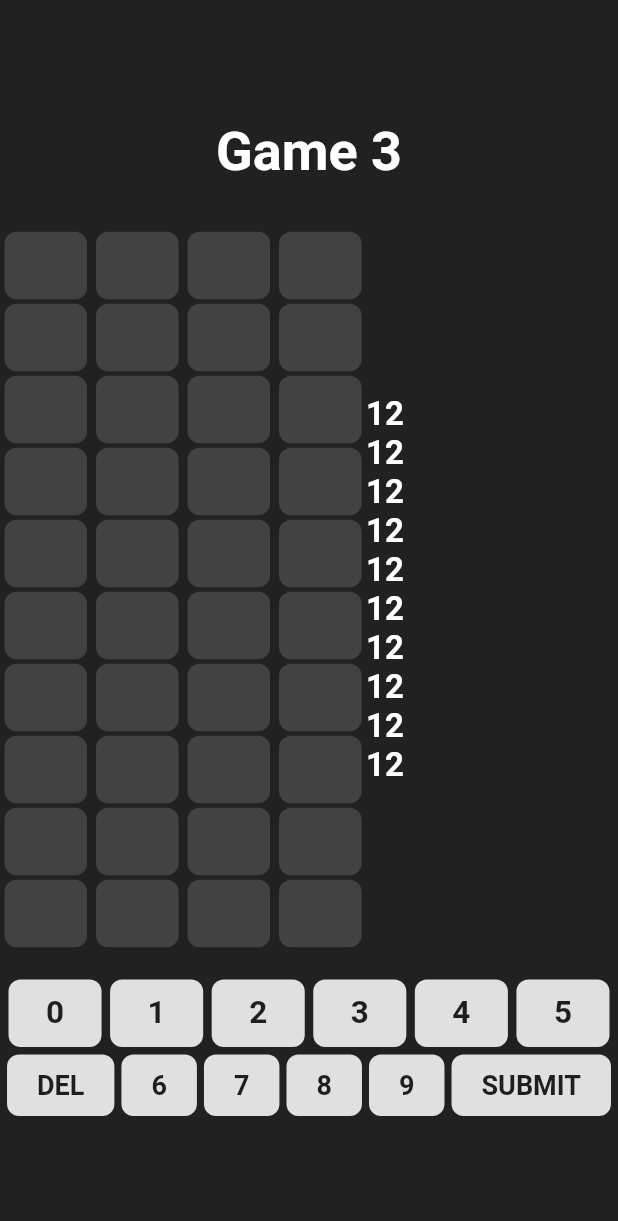
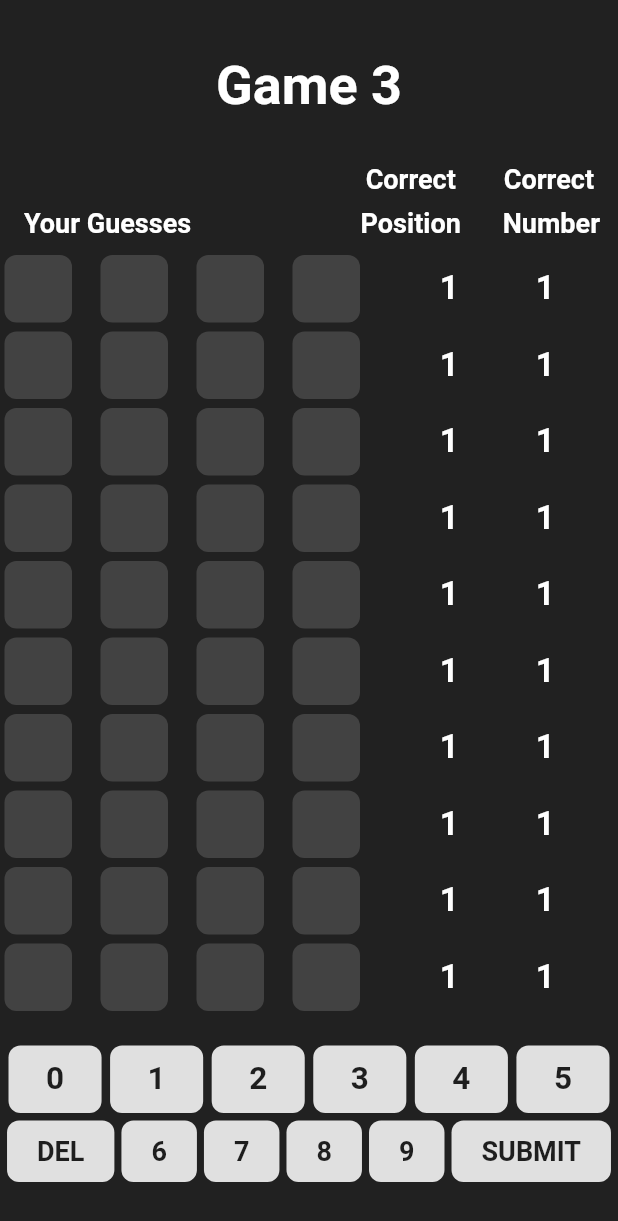
Before and after one commit to LenciCruz/NumeroWhiz, a Flutter app: the Game3Screen screen opened directly, on a phone screen of 412 x 824 dp. Shown: the top 1221 px of the screen. Run offline on Flutter 3.47's test engine with Material 2 defaults, Android fonts, the light colour scheme and no system bars.

```diff
--- a/lib/widgets/game3_board.dart
+++ b/lib/widgets/game3_board.dart
@@ -1,4 +1,3 @@
-import 'package:flutter/cupertino.dart';
 import 'package:flutter/material.dart';
 import '../utils/game3_provider.dart';
 
@@ -13,12 +12,132 @@ class Game3Board extends StatefulWidget {
 class _GameBoardState extends State<Game3Board> {
   @override
   Widget build(BuildContext context) {
-    createRow(){
-      return const Row(
+    return Column(
+      crossAxisAlignment: CrossAxisAlignment.start,
+      children: [
+        Row(
+          mainAxisAlignment: MainAxisAlignment.end,
+          children: [
+            Container(
+              padding: const EdgeInsets.symmetric(horizontal: 16.0, vertical: 0.0),
+              //margin: EdgeInsets.fromLTRB(35, 0, 0, 0),
+              child: const Text(
+                "Correct",
+                style: TextStyle(
+                  fontSize: 18,
+                  fontWeight: FontWeight.bold,
+                  color: Colors.white,
+                ),
+              ),
+            ),
+            Container(
+              padding: const EdgeInsets.symmetric(horizontal: 16.0, vertical: 0.0),
+              //margin: EdgeInsets.fromLTRB(35, 0, 0, 0),
+              child: const Text(
+                "Correct",
+                style: TextStyle(
+                  fontSize: 18,
+                  fontWeight: FontWeight.bold,
+                  color: Colors.white,
+                ),
+              ),
+            ),
+          ],
+        ),
+
+        Row(
+          mainAxisAlignment: MainAxisAlignment.center,
+          children: [
+            Container(
+              padding: const EdgeInsets.symmetric(horizontal: 16.0, vertical: 8.0),
+              //margin: EdgeInsets.fromLTRB(35, 0, 0, 0),
+              child: const Text(
+                "Your Guesses",
+                style: TextStyle(
+                  fontSize: 18,
+                  fontWeight: FontWeight.bold,
+                  color: Colors.white,
+                ),
+              ),
+            ),
+            const Spacer(),
+
+            Container(
+              padding: const EdgeInsets.symmetric(horizontal: 16.0, vertical: 8.0),
+              //margin: EdgeInsets.fromLTRB(25, 0, 0,0),
+              child: const Text(
+                "Position",
+                style: TextStyle(
+                  fontSize: 18,
+                  fontWeight: FontWeight.bold,
+                  color: Colors.white,
+                ),
+              ),
+            ),
+
+            Container(
+              padding: const EdgeInsets.symmetric(horizontal: 12.0, vertical: 8.0),
+              //margin: EdgeInsets.fromLTRB(85, 0, 0,0),
+              child: const Text(
+                "Number",
+                style: TextStyle(
+                  fontSize: 18,
+                  fontWeight: FontWeight.bold,
+                  color: Colors.white,
+                ),
+              ),
+            ),
+          ],
+        ),
+        // Gray boxes
+        ...widget.game.numberdleBoard.map((e) => Row(
           mainAxisAlignment: MainAxisAlignment.spaceBetween,
           children: [
-          Text(
-            "1",
+            for (int i = 0; i < 4; i++)
+              Container(
+                width: 45.0,
+                height: 45.0,
+                margin: const EdgeInsets.symmetric(
+                  vertical: 3.0,
+                  horizontal: 3.0,
+                ),
+                decoration: BoxDecoration(
+                  borderRadius: BorderRadius.circular(8.0),
+                  color: e[i].code == 0
+                      ? Colors.grey.shade800
+                      : e[i].code == 1
+                      ? Colors.green.shade400
+                      : e[i].code == 2
+                      ? Colors.amber.shade400
+                      : Colors.red,
+                ),
+                child: Center(
+                  child: Text(
+                    e[i].letter!,
+                    textAlign: TextAlign.center,
+                    style: const TextStyle(
+                      color: Colors.white,
+                      fontSize: 22,
+                      fontWeight: FontWeight.bold,
+                    ),
+                  ),
+                ),
+              ),
+            const SizedBox(width: 5.0), // Small gap
+            Container(
+              width: 45.0,
+              height: 45.0,
+              margin: const EdgeInsets.symmetric(
+                vertical: 3.0,
+                horizontal: 3.0,
+              ),
+              decoration: BoxDecoration(
+                borderRadius: BorderRadius.circular(8.0),
+                color: const Color(0xFF212121),
+              ),
+              child: const Center(
+                child: Text(
+                  "1", //insert result here
                   textAlign: TextAlign.center,
                   style: TextStyle(
                     color: Colors.white,
@@ -26,65 +145,35 @@ class _GameBoardState extends State<Game3Board> {
                     fontWeight: FontWeight.bold,
                   ),
                 ),
-          Text("2",
+              ),
+            ),
+            Container(
+              width: 45.0,
+              height: 45.0,
+              margin: const EdgeInsets.symmetric(
+                vertical: 3.0,
+                horizontal: 3.0,
+              ),
+              decoration: BoxDecoration(
+                borderRadius: BorderRadius.circular(8.0),
+                color: const Color(0xFF212121),
+              ),
+              child: const Center(
+                child: Text(
+                  "1", //insert result here
                   textAlign: TextAlign.center,
                   style: TextStyle(
                     color: Colors.white,
                     fontSize: 22,
                     fontWeight: FontWeight.bold,
-            ),),
+                  ),
+                ),
+              ),
+            ), const SizedBox(width: 10.0)
+            ,
+          ],
+        )),
       ],
     );
   }
-    return Row(
-        children: [Column(
-          children: widget.game.numberdleBoard
-              .map((e) =>
-              Row(
-                mainAxisAlignment: MainAxisAlignment.spaceBetween,
-                children: e
-                    .map((e) => Container(
-                  width: 55.0,
-                  padding:const EdgeInsets.fromLTRB(5, 5, 5, 5),
-                  height: 45.0,
-                  margin: const EdgeInsets.symmetric(vertical: 1.5, horizontal: 3.0),
-                  decoration: BoxDecoration(
-                    borderRadius: BorderRadius.circular(8.0),
-                    color: e.code == 0
-                        ? Colors.grey.shade800
-                        : e.code == 1
-                        ? Colors.grey.shade700
-                        : Colors.grey.shade800
-                    ,
-                  ),
-                  child: Center(
-                      child: Text(
-                        e.letter!,
-                        textAlign: TextAlign.center,
-                        style: const TextStyle(
-                          color: Colors.white,
-                          fontSize: 22,
-                          fontWeight: FontWeight.bold,
-                        ),
-                      )),
-                ))
-                    .toList(),
-              ), )
-              .toList(),
-        ), Column(
-          mainAxisAlignment: MainAxisAlignment.spaceBetween,
-          children: [
-            createRow(),
-            createRow(),
-            createRow(),
-            createRow(),
-            createRow(),
-            createRow(),
-            createRow(),
-            createRow(),
-            createRow(),
-            createRow(),
-          ],
-        ) ]);
 }
-}
```
Lines whose indentation alone changed are shown as unchanged.
